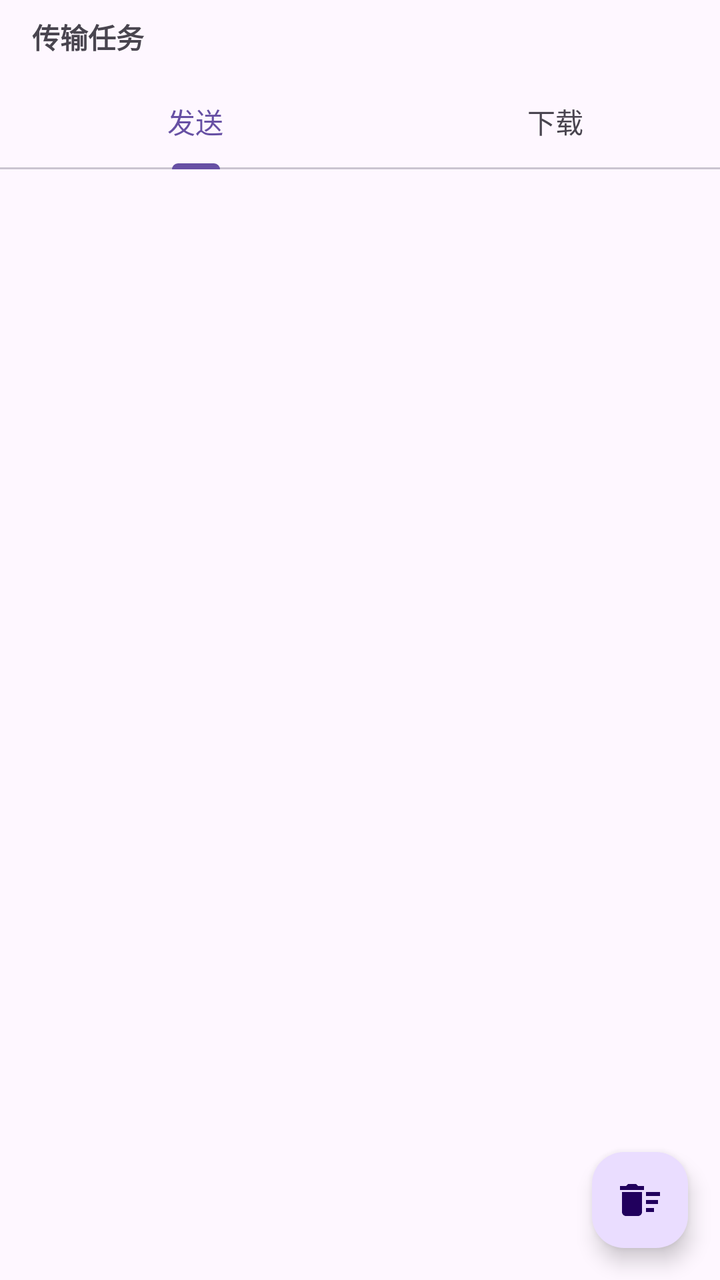
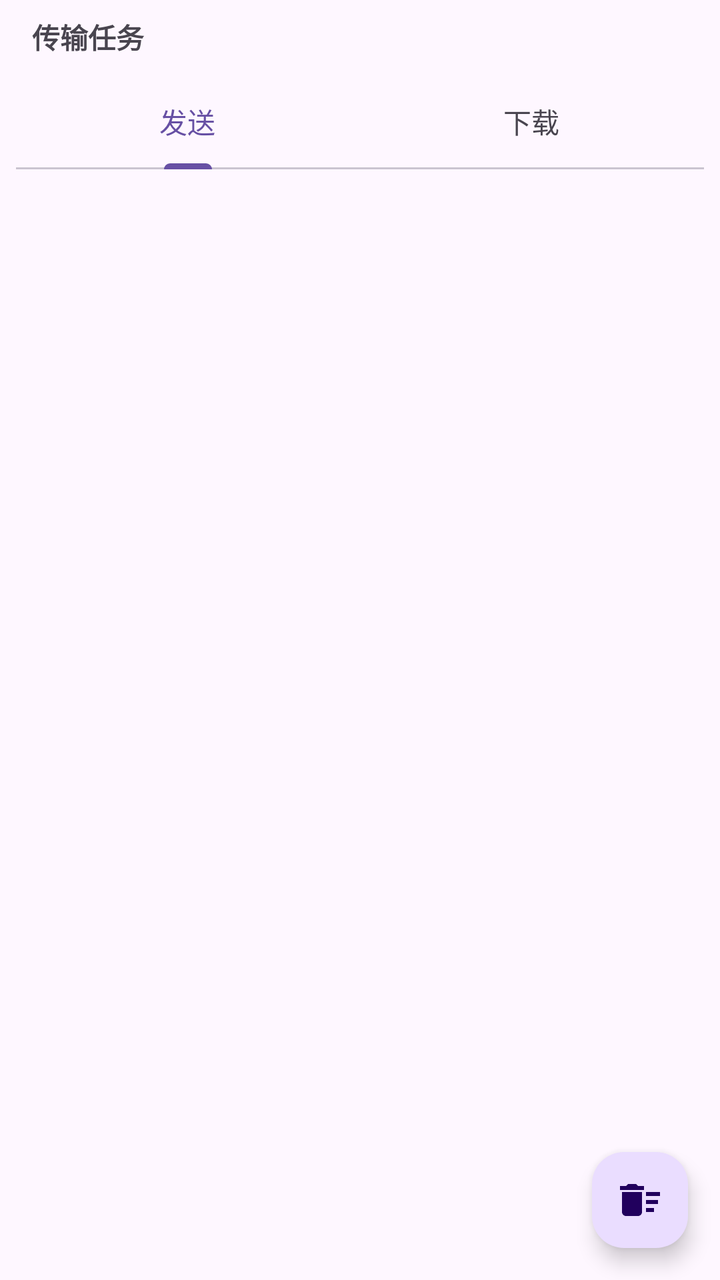

Two renders of the same Android screen: before a commit and after it. Below are the layout's source before the change and the commit's diff.
<!-- AndroidManifest.xml: application theme Theme.ShareToPC -->
<!-- res/layout/fragment_task.xml -->
<?xml version="1.0" encoding="utf-8"?>
<FrameLayout xmlns:android="http://schemas.android.com/apk/res/android"
    xmlns:app="http://schemas.android.com/apk/res-auto"
    android:layout_width="match_parent"
    android:layout_height="match_parent">

    <LinearLayout
        android:layout_width="match_parent"
        android:layout_height="match_parent"
        android:orientation="vertical">

        <LinearLayout
            android:id="@+id/rowDeviceActions"
            android:layout_width="match_parent"
            android:layout_height="wrap_content"
            android:orientation="horizontal"
            android:paddingHorizontal="12dp"
            android:paddingTop="8dp"
            android:paddingBottom="4dp"
            android:visibility="gone">

            <github.linsmod.sharetopc.ui.TextButton
                android:id="@+id/btnEtpExplorer"
                android:layout_width="0dp"
                android:layout_height="wrap_content"
                android:layout_weight="1"
                android:minWidth="0dp"
                android:paddingHorizontal="4dp"
                android:text="@string/device_action_explor"
                app:icon="@drawable/ic_folder"
                app:iconGravity="top"
                app:iconPadding="4dp"
                app:iconSize="26dp"
                app:iconTint="@color/action_browse" />

            <github.linsmod.sharetopc.ui.TextButton
                android:id="@+id/btnEtpSearch"
                android:layout_width="0dp"
                android:layout_height="wrap_content"
                android:layout_marginStart="8dp"
                android:layout_weight="1"
                android:minWidth="0dp"
                android:paddingHorizontal="4dp"
                android:text="@string/device_action_search"
                app:icon="@drawable/ic_search"
                app:iconGravity="top"
                app:iconPadding="4dp"
                app:iconSize="26dp"
                app:iconTint="@color/action_search" />
        </LinearLayout>

        <TextView
            android:id="@+id/tvTaskTitle"
            android:layout_width="match_parent"
            android:layout_height="wrap_content"
            android:paddingHorizontal="16dp"
            android:paddingVertical="8dp"
            android:text="@string/task_title"
            android:textStyle="bold" />

        
        <com.google.android.material.tabs.TabLayout
            android:id="@+id/tabTaskType"
            android:layout_width="match_parent"
            android:layout_height="wrap_content"
            android:paddingHorizontal="8dp"
            app:tabGravity="fill"
            app:tabMode="fixed">

            <com.google.android.material.tabs.TabItem
                android:layout_width="wrap_content"
                android:layout_height="wrap_content"
                android:text="@string/task_tab_send" />

            <com.google.android.material.tabs.TabItem
                android:layout_width="wrap_content"
                android:layout_height="wrap_content"
                android:text="@string/task_tab_pull" />
        </com.google.android.material.tabs.TabLayout>

        <androidx.recyclerview.widget.RecyclerView
            android:id="@+id/rvTask"
            android:layout_width="match_parent"
            android:layout_height="0dp"
            android:layout_weight="1"
            android:paddingHorizontal="8dp" />

    </LinearLayout>

    
    <TextView
        android:id="@+id/tvTaskEmpty"
        android:layout_width="wrap_content"
        android:layout_height="wrap_content"
        android:layout_gravity="center"
        android:text="@string/task_empty"
        android:textColor="?android:attr/textColorSecondary"
        android:textSize="14sp"
        android:visibility="gone" />

    <com.google.android.material.floatingactionbutton.FloatingActionButton
        android:id="@+id/fabClearTasks"
        android:layout_width="wrap_content"
        android:layout_height="wrap_content"
        android:layout_gravity="bottom|end"
        android:layout_margin="16dp"
        android:contentDescription="清空任务记录"
        app:fabCustomSize="48dp"
        app:srcCompat="@drawable/ic_delete_sweep" />

</FrameLayout>
<!-- resources referenced by this layout -->
<resources>
  <color name="action_browse">#FF9800</color>
  <color name="action_search">#2196F3</color>
  <!-- drawable ic_delete_sweep (drawable) -->
  <vector xmlns:android="http://schemas.android.com/apk/res/android"
      android:width="24dp"
      android:height="24dp"
      android:viewportWidth="24"
      android:viewportHeight="24"
      android:tint="?attr/colorOnSecondaryContainer">
      <path
          android:fillColor="@android:color/white"
          android:pathData="M15,16h4v2h-4zM15,8h7v2h-7zM15,12h6v2h-6zM3,18c0,1.1 0.9,2 2,2h6c1.1,0 2,-0.9 2,-2L13,8L3,8v10zM14,5h-3l-1,-1L6,4L5,5L2,5v2h12z"/>
  </vector>
  <!-- drawable ic_folder (drawable) -->
  <?xml version="1.0" encoding="utf-8"?>
  <vector xmlns:android="http://schemas.android.com/apk/res/android"
      android:width="24dp"
      android:height="24dp"
      android:viewportWidth="24"
      android:viewportHeight="24">
      <path
          android:fillColor="#FFFFC107"
          android:pathData="M10,4H4C2.9,4 2,4.9 2,6v12c0,1.1 0.9,2 2,2h16c1.1,0 2,-0.9 2,-2V8c0,-1.1 -0.9,-2 -2,-2h-8l-2,-2z" />
  </vector>
  <!-- drawable ic_search (drawable) -->
  <?xml version="1.0" encoding="utf-8"?>
  <vector xmlns:android="http://schemas.android.com/apk/res/android"
      android:width="24dp"
      android:height="24dp"
      android:viewportWidth="24"
      android:viewportHeight="24"
      android:tint="?attr/colorOnSecondaryContainer">
      <path
          android:fillColor="@android:color/white"
          android:pathData="M15.5,14h-0.79l-0.28,-0.27C15.41,12.59 16,11.11 16,9.5 16,5.91 13.09,3 9.5,3S3,5.91 3,9.5 5.91,16 9.5,16c1.61,0 3.09,-0.59 4.23,-1.57l0.27,0.28v0.79l5,4.99L20.49,19l-4.99,-5zM9.5,14C7.01,14 5,11.99 5,9.5S7.01,5 9.5,5 14,7.01 14,9.5 11.99,14 9.5,14z" />
  </vector>
  <string name="device_action_explor">文件浏览器</string>
  <string name="device_action_search">搜索文件</string>
  <string name="task_empty">暂无任务</string>
  <string name="task_tab_pull">下载</string>
  <string name="task_tab_send">发送</string>
  <string name="task_title">传输任务</string>
  <style name="Theme.ShareToPC" parent="Base.Theme.ShareToPC" />
  <style name="Base.Theme.ShareToPC" parent="Theme.Material3.DayNight.NoActionBar">
          
          
      </style>
</resources>

<!-- the commit's change to res/layout/fragment_task.xml (unified diff, before → after) -->
@@ -63,7 +63,7 @@
             android:id="@+id/tabTaskType"
             android:layout_width="match_parent"
             android:layout_height="wrap_content"
-            android:paddingHorizontal="8dp"
+            android:layout_marginHorizontal="8dp"
             app:tabGravity="fill"
             app:tabMode="fixed">
 
